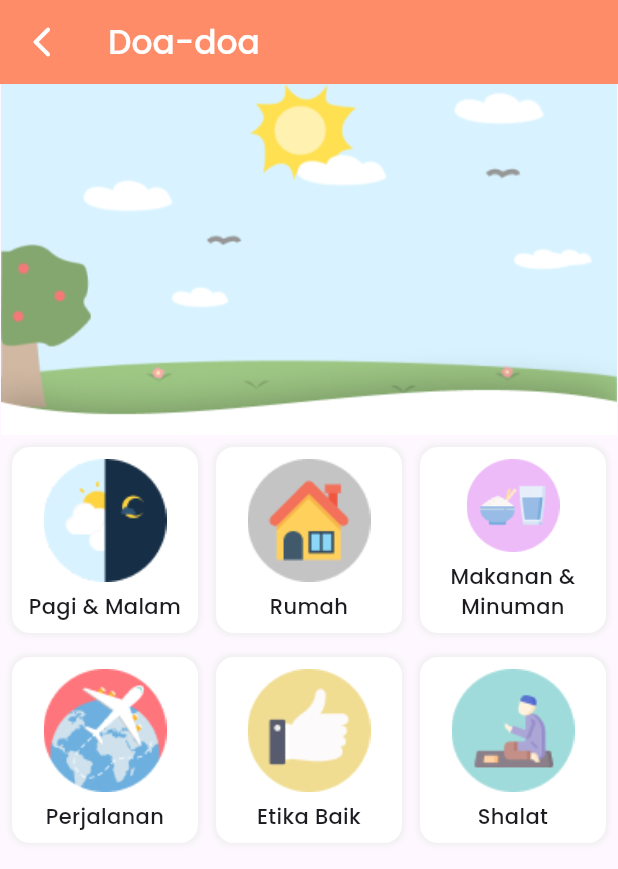
After one commit to sainrahmanii/bitaqwa, a Flutter app: the screen it shows after launch, after a tap on "Doa-doa", on a phone screen of 412 x 824 dp. The commit adds this screen. Shown: the top 869 px of the screen. Run offline on Flutter 3.47's test engine with Material 3 defaults, Android fonts, the light colour scheme and no system bars.

Commit message:
wip: slicing ui design | list doa

```diff
--- a/lib/main.dart
+++ b/lib/main.dart
@@ -1,4 +1,6 @@
 import 'package:bitaqwa_app/presentation/screen/dashboard_screen.dart';
+import 'package:bitaqwa_app/presentation/screen/doa_screen.dart';
+import 'package:bitaqwa_app/presentation/screen/zakat_screen.dart';
 import 'package:flutter/material.dart';
 
 void main() {
@@ -17,7 +19,11 @@ class MyApp extends StatelessWidget {
         colorScheme: ColorScheme.fromSeed(seedColor: Colors.deepPurple),
         useMaterial3: true,
       ),
-      home: const DashboardScreen(),
+      routes: {
+        '/': (context) => const DashboardScreen(),
+        'doa': (context) => const DoaScreen(),
+        'zakat': (context) => const ZakatScreen(),
+      },
     );
   }
 }
--- a/lib/presentation/screen/dashboard_screen.dart
+++ b/lib/presentation/screen/dashboard_screen.dart
@@ -100,7 +100,11 @@ class DashboardScreen extends StatelessWidget {
           child: Row(
             spacing: 12,
             children: [
-              Column(
+              GestureDetector(
+                onTap: () {
+                  Navigator.pushNamed(context, 'doa');
+                },
+                child: Column(
                   children: [
                     Image.asset('assets/images/ic_menu_doa.png'),
                     const Text(
@@ -112,7 +116,12 @@ class DashboardScreen extends StatelessWidget {
                     )
                   ],
                 ),
-              Column(
+              ),
+              GestureDetector(
+                onTap: () {
+                  Navigator.pushNamed(context, 'zakat');
+                },
+                child: Column(
                   children: [
                     Image.asset('assets/images/ic_menu_zakat.png'),
                     const Text(
@@ -123,6 +132,7 @@ class DashboardScreen extends StatelessWidget {
                       ),
                     )
                   ],
+                ),
               ),
               Column(
                 children: [
--- /dev/null
+++ b/lib/presentation/screen/doa_screen.dart
@@ -0,0 +1,134 @@
+import 'package:bitaqwa_app/presentation/screen/doa_list_screen.dart';
+import 'package:bitaqwa_app/presentation/widget/card_doa.dart';
+import 'package:bitaqwa_app/utils/color_constant.dart';
+import 'package:flutter/material.dart';
+
+class DoaScreen extends StatelessWidget {
+  const DoaScreen({super.key});
+
+  @override
+  Widget build(BuildContext context) {
+    return Scaffold(
+      appBar: AppBar(
+        backgroundColor: ColorConstant.colorPrimary,
+        title: const Text(
+          'Doa-doa',
+          style: TextStyle(
+            fontFamily: 'PoppinsMedium',
+            color: Colors.white,
+          ),
+        ),
+        leading: IconButton(
+          onPressed: () {
+            Navigator.pop(context);
+          },
+          icon: const Icon(
+            Icons.arrow_back_ios_new_rounded,
+            color: Colors.white,
+          ),
+        ),
+      ),
+      body: Column(
+        children: [
+          Image.asset('assets/images/bg_header_doa.png'),
+          Expanded(
+            child: Padding(
+              padding: const EdgeInsets.all(8),
+              child: GridView.count(
+                crossAxisCount: 3,
+                mainAxisSpacing: 16,
+                crossAxisSpacing: 12,
+                children: [
+                  CardDoa(
+                    image: 'assets/images/ic_doa_pagi_malam.png',
+                    title: 'Pagi & Malam',
+                    onTap: () {
+                      Navigator.push(
+                        context,
+                        MaterialPageRoute(
+                          builder: (context) => const DoaListScreen(
+                            category: 'Rumah',
+                          ),
+                        ),
+                      );
+                    },
+                  ),
+                  CardDoa(
+                    image: 'assets/images/ic_doa_rumah.png',
+                    title: 'Rumah',
+                    onTap: () {
+                      Navigator.push(
+                        context,
+                        MaterialPageRoute(
+                          builder: (context) => const DoaListScreen(
+                            category: 'Rumah',
+                          ),
+                        ),
+                      );
+                    },
+                  ),
+                  CardDoa(
+                    image: 'assets/images/ic_doa_makanan_minuman.png',
+                    title: 'Makanan & Minuman',
+                    onTap: () {
+                      Navigator.push(
+                        context,
+                        MaterialPageRoute(
+                          builder: (context) => const DoaListScreen(
+                            category: 'Makanan & Minuman',
+                          ),
+                        ),
+                      );
+                    },
+                  ),
+                  CardDoa(
+                    image: 'assets/images/ic_doa_perjalanan.png',
+                    title: 'Perjalanan',
+                    onTap: () {
+                      Navigator.push(
+                        context,
+                        MaterialPageRoute(
+                          builder: (context) => const DoaListScreen(
+                            category: 'Perjalanan',
+                          ),
+                        ),
+                      );
+                    },
+                  ),
+                  CardDoa(
+                    image: 'assets/images/ic_doa_etika_baik.png',
+                    title: 'Etika Baik',
+                    onTap: () {
+                      Navigator.push(
+                        context,
+                        MaterialPageRoute(
+                          builder: (context) => const DoaListScreen(
+                            category: 'Etika Baik',
+                          ),
+                        ),
+                      );
+                    },
+                  ),
+                  CardDoa(
+                    image: 'assets/images/ic_doa_sholat.png',
+                    title: 'Shalat',
+                    onTap: () {
+                      Navigator.push(
+                        context,
+                        MaterialPageRoute(
+                          builder: (context) => const DoaListScreen(
+                            category: 'Shalat',
+                          ),
+                        ),
+                      );
+                    },
+                  ),
+                ],
+              ),
+            ),
+          )
+        ],
+      ),
+    );
+  }
+}
--- /dev/null
+++ b/lib/presentation/widget/card_doa.dart
@@ -0,0 +1,57 @@
+import 'package:flutter/material.dart';
+
+class CardDoa extends StatelessWidget {
+  final String image;
+  final String title;
+  final Function onTap;
+
+  const CardDoa({
+    required this.image,
+    required this.title,
+    required this.onTap,
+    super.key,
+  });
+
+  @override
+  Widget build(BuildContext context) {
+    return GestureDetector(
+      onTap: () => onTap(),
+      child: Container(
+        decoration: BoxDecoration(
+            borderRadius: BorderRadius.circular(12),
+            color: Colors.white,
+            boxShadow: [
+              BoxShadow(
+                color: Colors.grey[200]!,
+                spreadRadius: 1.0,
+                blurRadius: 3.0,
+              )
+            ]),
+        child: Padding(
+          padding: const EdgeInsets.all(8),
+          child: Column(
+            mainAxisAlignment: MainAxisAlignment.center,
+            children: [
+              Expanded(
+                child: Image.asset(
+                  image,
+                  fit: BoxFit.contain,
+                ),
+              ),
+              const SizedBox(
+                height: 6,
+              ),
+              Text(
+                title,
+                textAlign: TextAlign.center,
+                style: const TextStyle(
+                  fontFamily: 'PoppinsMedium',
+                ),
+              )
+            ],
+          ),
+        ),
+      ),
+    );
+  }
+}
```
Also changed, not shown: lib/presentation/screen/doa_list_screen.dart (added, +32 -0 lines), lib/presentation/screen/zakat_screen.dart (added, +40 -0 lines). Lines whose indentation alone changed are shown as unchanged.
